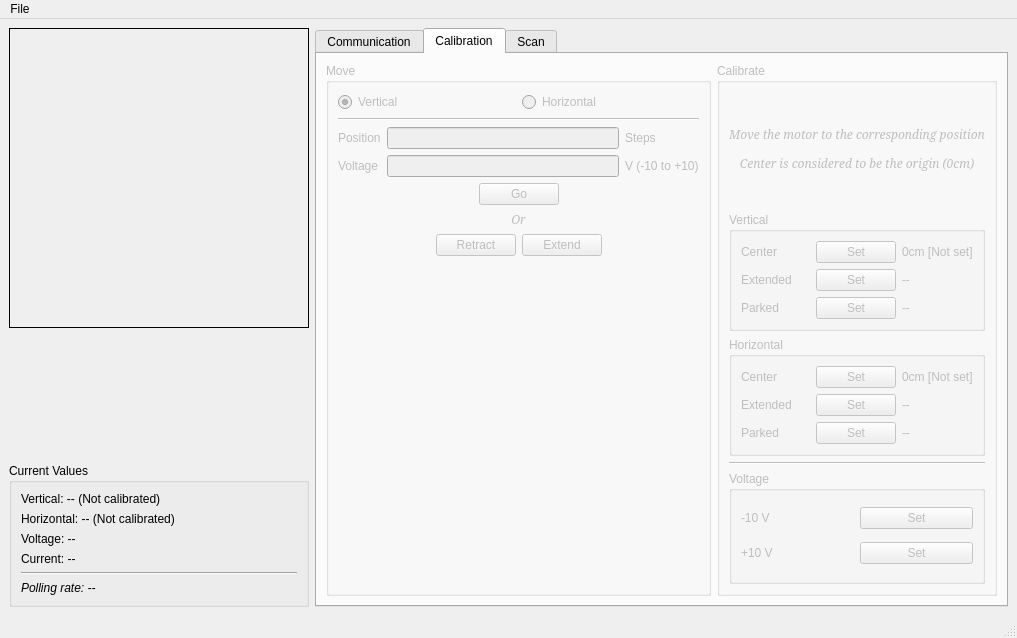
Above: Software/ScannerDAQ/designer/MainWindow.ui from DanielWinklehner/Ion-Source-Control-System before the change. Below: the same form after it.
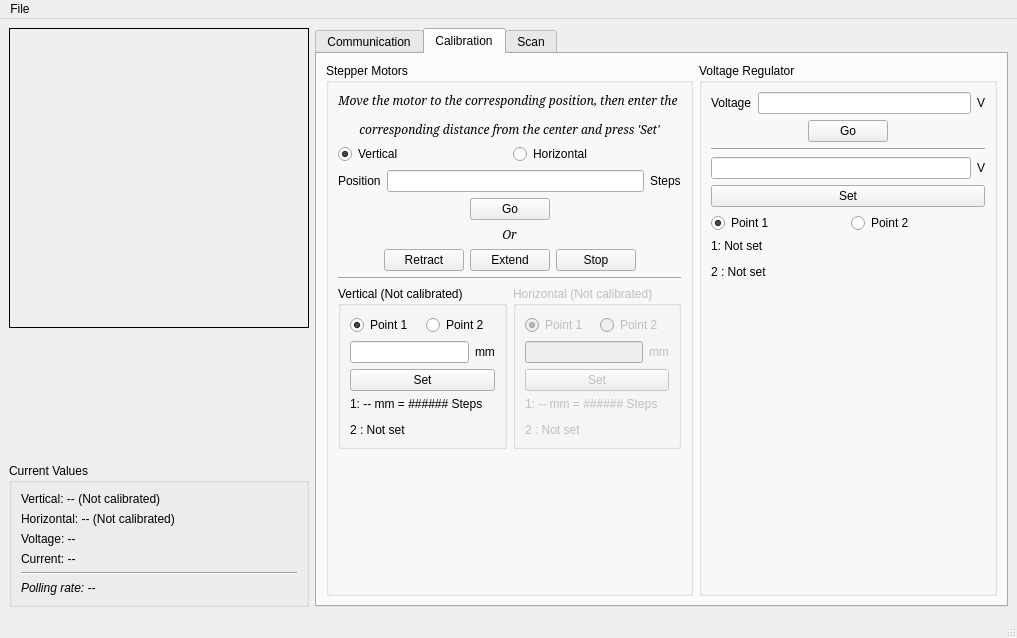
That is the form after the change. The open tabs and pages were chosen to show the change. Icons and pictures are not drawn.

The edit to the form file:
```diff
--- a/Software/ScannerDAQ/designer/MainWindow.ui
+++ b/Software/ScannerDAQ/designer/MainWindow.ui
@@ -444,7 +444,7 @@
       </widget>
       <widget class="QWidget" name="tab">
        <property name="enabled">
-        <bool>false</bool>
+        <bool>true</bool>
        </property>
        <attribute name="title">
         <string>Calibration</string>
@@ -453,9 +453,25 @@
         <item>
          <widget class="QGroupBox" name="groupBox">
           <property name="title">
-           <string>Move</string>
+           <string>Stepper Motors</string>
           </property>
           <layout class="QVBoxLayout" name="verticalLayout_3">
+           <item>
+            <widget class="QLabel" name="label_55">
+             <property name="font">
+              <font>
+               <family>MS Serif</family>
+               <italic>true</italic>
+              </font>
+             </property>
+             <property name="text">
+              <string>&lt;html&gt;&lt;head/&gt;&lt;body&gt;&lt;p&gt;Move the motor to the corresponding position, then enter the &lt;/p&gt;&lt;p&gt;corresponding distance from the center and press 'Set'&lt;/p&gt;&lt;/body&gt;&lt;/html&gt;</string>
+             </property>
+             <property name="alignment">
+              <set>Qt::AlignCenter</set>
+             </property>
+            </widget>
+           </item>
            <item>
             <layout class="QHBoxLayout" name="horizontalLayout">
              <item>
@@ -478,48 +494,34 @@
             </layout>
            </item>
            <item>
-            <widget class="Line" name="line_3">
-             <property name="orientation">
-              <enum>Qt::Horizontal</enum>
-             </property>
-            </widget>
-           </item>
+            <layout class="QHBoxLayout" name="horizontalLayout_31">
            <item>
-            <layout class="QGridLayout" name="gridLayout_2">
-             <item row="1" column="0">
-              <widget class="QLabel" name="label_20">
-               <property name="text">
-                <string>Voltage</string>
-               </property>
-              </widget>
-             </item>
-             <item row="0" column="0">
               <widget class="QLabel" name="label_19">
                <property name="text">
                 <string>Position</string>
                </property>
               </widget>
              </item>
-             <item row="1" column="1">
-              <widget class="QLineEdit" name="txtMoveV"/>
+             <item>
+              <widget class="QLineEdit" name="txtMovePos">
+               <property name="text">
+                <string/>
+               </property>
+               <property name="maxLength">
+                <number>20</number>
+               </property>
+               <property name="alignment">
+                <set>Qt::AlignCenter</set>
+               </property>
+              </widget>
              </item>
-             <item row="0" column="1">
-              <widget class="QLineEdit" name="txtMovePos"/>
-             </item>
-             <item row="0" column="2">
+             <item>
               <widget class="QLabel" name="label_24">
                <property name="text">
                 <string>Steps</string>
                </property>
               </widget>
              </item>
-             <item row="1" column="2">
-              <widget class="QLabel" name="label_25">
-               <property name="text">
-                <string>V (-10 to +10)</string>
-               </property>
-              </widget>
-             </item>
             </layout>
            </item>
            <item>
@@ -604,6 +606,13 @@
                </property>
               </widget>
              </item>
+             <item>
+              <widget class="QPushButton" name="btnStop">
+               <property name="text">
+                <string>Stop</string>
+               </property>
+              </widget>
+             </item>
              <item>
               <spacer name="horizontalSpacer_8">
                <property name="orientation">
@@ -620,115 +629,76 @@
             </layout>
            </item>
            <item>
-            <spacer name="verticalSpacer_6">
+            <widget class="Line" name="line_16">
              <property name="orientation">
-              <enum>Qt::Vertical</enum>
+              <enum>Qt::Horizontal</enum>
              </property>
-             <property name="sizeHint" stdset="0">
-              <size>
-               <width>20</width>
-               <height>40</height>
-              </size>
-             </property>
-            </spacer>
-           </item>
-          </layout>
          </widget>
         </item>
         <item>
-         <widget class="QGroupBox" name="groupBox_7">
-          <property name="title">
-           <string>Calibrate</string>
-          </property>
-          <layout class="QVBoxLayout" name="verticalLayout_9">
-           <item>
-            <widget class="QLabel" name="label_55">
-             <property name="font">
-              <font>
-               <family>MS Serif</family>
-               <italic>true</italic>
-              </font>
-             </property>
-             <property name="text">
-              <string>&lt;html&gt;&lt;head/&gt;&lt;body&gt;&lt;p&gt;Move the motor to the corresponding position&lt;/p&gt;&lt;p&gt;Center is considered to be the origin (0cm)&lt;/p&gt;&lt;/body&gt;&lt;/html&gt;</string>
-             </property>
-             <property name="alignment">
-              <set>Qt::AlignCenter</set>
-             </property>
-            </widget>
-           </item>
+            <layout class="QHBoxLayout" name="horizontalLayout_33">
            <item>
             <widget class="QGroupBox" name="gbVCalib">
              <property name="title">
-              <string>Vertical</string>
-             </property>
-             <layout class="QGridLayout" name="gridLayout_7">
-              <item row="0" column="0">
-               <widget class="QLabel" name="label_43">
+                <string>Vertical (Not calibrated)</string>
+               </property>
+               <layout class="QVBoxLayout" name="verticalLayout_9">
+                <item>
+                 <layout class="QHBoxLayout" name="horizontalLayout_35">
+                  <item>
+                   <widget class="QRadioButton" name="rbVCalibPt1">
                 <property name="text">
-                 <string>Center</string>
-                </property>
-               </widget>
-              </item>
-              <item row="0" column="1">
-               <widget class="QPushButton" name="btnVCenter">
-                <property name="text">
-                 <string>Set</string>
+                     <string>Point 1</string>
+                    </property>
+                    <property name="checked">
+                     <bool>true</bool>
                 </property>
                </widget>
               </item>
-              <item row="0" column="2">
-               <widget class="QLabel" name="label_46">
+                  <item>
+                   <widget class="QRadioButton" name="rbVCalibPt2">
                 <property name="text">
-                 <string>0cm [Not set]</string>
-                </property>
-               </widget>
-              </item>
-              <item row="1" column="0">
-               <widget class="QLabel" name="label_44">
-                <property name="text">
-                 <string>Extended</string>
-                </property>
-               </widget>
-              </item>
-              <item row="1" column="1">
-               <widget class="QPushButton" name="btnVExtend">
-                <property name="enabled">
+                     <string>Point 2</string>
+                    </property>
+                    <property name="checked">
                  <bool>false</bool>
                 </property>
-                <property name="text">
-                 <string>Set</string>
+                   </widget>
+                  </item>
+                 </layout>
+                </item>
+                <item>
+                 <layout class="QHBoxLayout" name="horizontalLayout_28">
+                  <item>
+                   <widget class="QLineEdit" name="txtVCalib">
+                    <property name="alignment">
+                     <set>Qt::AlignCenter</set>
                 </property>
                </widget>
               </item>
-              <item row="1" column="2">
+                  <item>
                <widget class="QLabel" name="label_47">
                 <property name="text">
-                 <string>--</string>
+                     <string>mm</string>
                 </property>
                </widget>
               </item>
-              <item row="2" column="0">
-               <widget class="QLabel" name="label_45">
-                <property name="text">
-                 <string>Parked</string>
-                </property>
-               </widget>
-              </item>
-              <item row="2" column="1">
-               <widget class="QPushButton" name="btnVParked">
+                 </layout>
+                </item>
+                <item>
+                 <widget class="QPushButton" name="btnVCalibSet">
                 <property name="enabled">
-                 <bool>false</bool>
+                   <bool>true</bool>
                 </property>
                 <property name="text">
                  <string>Set</string>
                 </property>
                </widget>
               </item>
-              <item row="2" column="2">
-               <widget class="QLabel" name="label_48">
+                <item>
+                 <widget class="QLabel" name="lblVCalib">
                 <property name="text">
-                 <string>--</string>
+                   <string>&lt;html&gt;&lt;head/&gt;&lt;body&gt;&lt;p&gt;1: -- mm = ###### Steps&lt;/p&gt;&lt;p&gt;2 : Not set&lt;/p&gt;&lt;/body&gt;&lt;/html&gt;</string>
                 </property>
                </widget>
               </item>
@@ -741,39 +711,53 @@
               <bool>false</bool>
              </property>
              <property name="title">
-              <string>Horizontal</string>
-             </property>
-             <layout class="QGridLayout" name="gridLayout_8">
-              <item row="0" column="0">
-               <widget class="QLabel" name="label_49">
+                <string>Horizontal (Not calibrated)</string>
+               </property>
+               <layout class="QVBoxLayout" name="verticalLayout_23">
+                <item>
+                 <layout class="QHBoxLayout" name="horizontalLayout_36">
+                  <item>
+                   <widget class="QRadioButton" name="rbHCalibPt1">
                 <property name="text">
-                 <string>Center</string>
-                </property>
-               </widget>
-              </item>
-              <item row="0" column="1">
-               <widget class="QPushButton" name="btnHCenter">
+                     <string>Point 1</string>
+                    </property>
+                    <property name="checked">
+                     <bool>true</bool>
+                    </property>
+                   </widget>
+                  </item>
+                  <item>
+                   <widget class="QRadioButton" name="rbHCalibPt2">
                 <property name="text">
-                 <string>Set</string>
-                </property>
-               </widget>
-              </item>
-              <item row="0" column="2">
-               <widget class="QLabel" name="label_50">
-                <property name="text">
-                 <string>0cm [Not set]</string>
+                     <string>Point 2</string>
+                    </property>
+                    <property name="checked">
+                     <bool>false</bool>
+                    </property>
+                   </widget>
+                  </item>
+                 </layout>
+                </item>
+                <item>
+                 <layout class="QHBoxLayout" name="horizontalLayout_29">
+                  <item>
+                   <widget class="QLineEdit" name="txtHCalib">
+                    <property name="alignment">
+                     <set>Qt::AlignCenter</set>
                 </property>
                </widget>
               </item>
-              <item row="1" column="0">
-               <widget class="QLabel" name="label_51">
+                  <item>
+                   <widget class="QLabel" name="label_48">
                 <property name="text">
-                 <string>Extended</string>
+                     <string>mm</string>
                 </property>
                </widget>
               </item>
-              <item row="1" column="1">
-               <widget class="QPushButton" name="btnHExtend">
+                 </layout>
+                </item>
+                <item>
+                 <widget class="QPushButton" name="btnHCalibSet">
                 <property name="enabled">
                  <bool>false</bool>
                 </property>
@@ -782,39 +766,110 @@
                 </property>
                </widget>
               </item>
-              <item row="1" column="2">
-               <widget class="QLabel" name="label_52">
+                <item>
+                 <widget class="QLabel" name="lblHCalib">
                 <property name="text">
-                 <string>--</string>
+                   <string>&lt;html&gt;&lt;head/&gt;&lt;body&gt;&lt;p&gt;1: -- mm = ###### Steps&lt;/p&gt;&lt;p&gt;2 : Not set&lt;/p&gt;&lt;/body&gt;&lt;/html&gt;</string>
                 </property>
                </widget>
               </item>
-              <item row="2" column="0">
-               <widget class="QLabel" name="label_53">
-                <property name="text">
-                 <string>Parked</string>
-                </property>
-               </widget>
-              </item>
-              <item row="2" column="1">
-               <widget class="QPushButton" name="btnHParked">
+               </layout>
+              </widget>
+             </item>
+            </layout>
+           </item>
+           <item>
+            <spacer name="verticalSpacer_10">
+             <property name="orientation">
+              <enum>Qt::Vertical</enum>
+             </property>
+             <property name="sizeHint" stdset="0">
+              <size>
+               <width>20</width>
+               <height>40</height>
+              </size>
+             </property>
+            </spacer>
+           </item>
+          </layout>
+         </widget>
+        </item>
+        <item>
+         <widget class="QGroupBox" name="groupBox_7">
                 <property name="enabled">
-                 <bool>false</bool>
-                </property>
+           <bool>true</bool>
+          </property>
+          <property name="title">
+           <string>Voltage Regulator</string>
+          </property>
+          <layout class="QVBoxLayout" name="verticalLayout_24">
+           <item>
+            <layout class="QHBoxLayout" name="horizontalLayout_30">
+             <item>
+              <widget class="QLabel" name="label_20">
                 <property name="text">
-                 <string>Set</string>
+                <string>Voltage</string>
                 </property>
                </widget>
               </item>
-              <item row="2" column="2">
-               <widget class="QLabel" name="label_54">
+             <item>
+              <widget class="QLineEdit" name="txtMoveV">
                 <property name="text">
-                 <string>--</string>
-                </property>
-               </widget>
-              </item>
-             </layout>
-            </widget>
+                <string/>
+               </property>
+               <property name="maxLength">
+                <number>20</number>
+               </property>
+               <property name="alignment">
+                <set>Qt::AlignCenter</set>
+               </property>
+              </widget>
+             </item>
+             <item>
+              <widget class="QLabel" name="label_25">
+               <property name="text">
+                <string>V</string>
+               </property>
+              </widget>
+             </item>
+            </layout>
+           </item>
+           <item>
+            <layout class="QHBoxLayout" name="horizontalLayout_32">
+             <item>
+              <spacer name="horizontalSpacer_25">
+               <property name="orientation">
+                <enum>Qt::Horizontal</enum>
+               </property>
+               <property name="sizeHint" stdset="0">
+                <size>
+                 <width>40</width>
+                 <height>20</height>
+                </size>
+               </property>
+              </spacer>
+             </item>
+             <item>
+              <widget class="QPushButton" name="btnCalibMoveSet_3">
+               <property name="text">
+                <string>Go</string>
+               </property>
+              </widget>
+             </item>
+             <item>
+              <spacer name="horizontalSpacer_26">
+               <property name="orientation">
+                <enum>Qt::Horizontal</enum>
+               </property>
+               <property name="sizeHint" stdset="0">
+                <size>
+                 <width>40</width>
+                 <height>20</height>
+                </size>
+               </property>
+              </spacer>
+             </item>
+            </layout>
            </item>
            <item>
             <widget class="Line" name="line_8">
@@ -824,48 +879,74 @@
             </widget>
            </item>
            <item>
-            <widget class="QGroupBox" name="gbHCalib_2">
-             <property name="enabled">
-              <bool>false</bool>
-             </property>
-             <property name="title">
-              <string>Voltage</string>
-             </property>
-             <layout class="QGridLayout" name="gridLayout_10">
-              <item row="0" column="0">
-               <widget class="QLabel" name="label_58">
+            <layout class="QHBoxLayout" name="horizontalLayout_34">
+             <item>
+              <widget class="QLineEdit" name="txtVolCalib">
+               <property name="alignment">
+                <set>Qt::AlignCenter</set>
+               </property>
+              </widget>
+             </item>
+             <item>
+              <widget class="QLabel" name="label_51">
                 <property name="text">
-                 <string>-10 V</string>
+                <string>V</string>
                 </property>
                </widget>
               </item>
-              <item row="1" column="1">
-               <widget class="QPushButton" name="btnHExtend_2">
-                <property name="enabled">
-                 <bool>false</bool>
-                </property>
+            </layout>
+           </item>
+           <item>
+            <widget class="QPushButton" name="btnVolCalibSet">
                 <property name="text">
                  <string>Set</string>
                 </property>
                </widget>
               </item>
-              <item row="0" column="1">
-               <widget class="QPushButton" name="btnHCenter_2">
+           <item>
+            <layout class="QHBoxLayout" name="horizontalLayout_37">
+             <item>
+              <widget class="QRadioButton" name="rbVolCalibPt1">
                 <property name="text">
-                 <string>Set</string>
-                </property>
-               </widget>
-              </item>
-              <item row="1" column="0">
-               <widget class="QLabel" name="label_60">
+                <string>Point 1</string>
+               </property>
+               <property name="checked">
+                <bool>true</bool>
+               </property>
+              </widget>
+             </item>
+             <item>
+              <widget class="QRadioButton" name="rbVolCalibPt2">
                 <property name="text">
-                 <string>+10 V</string>
-                </property>
+                <string>Point 2</string>
+               </property>
+               <property name="checked">
+                <bool>false</bool>
+               </property>
                </widget>
               </item>
              </layout>
+           </item>
+           <item>
+            <widget class="QLabel" name="lblVolCalib">
+             <property name="text">
+              <string>&lt;html&gt;&lt;head/&gt;&lt;body&gt;&lt;p&gt;1: Not set&lt;/p&gt;&lt;p&gt;2 : Not set&lt;/p&gt;&lt;/body&gt;&lt;/html&gt;</string>
+             </property>
             </widget>
            </item>
+           <item>
+            <spacer name="verticalSpacer_6">
+             <property name="orientation">
+              <enum>Qt::Vertical</enum>
+             </property>
+             <property name="sizeHint" stdset="0">
+              <size>
+               <width>20</width>
+               <height>40</height>
+              </size>
+             </property>
+            </spacer>
+           </item>
           </layout>
          </widget>
         </item>
```
Left out of the diff: 10 changed lines with no effect on the pictures. Lines whose indentation alone changed are shown as unchanged.
